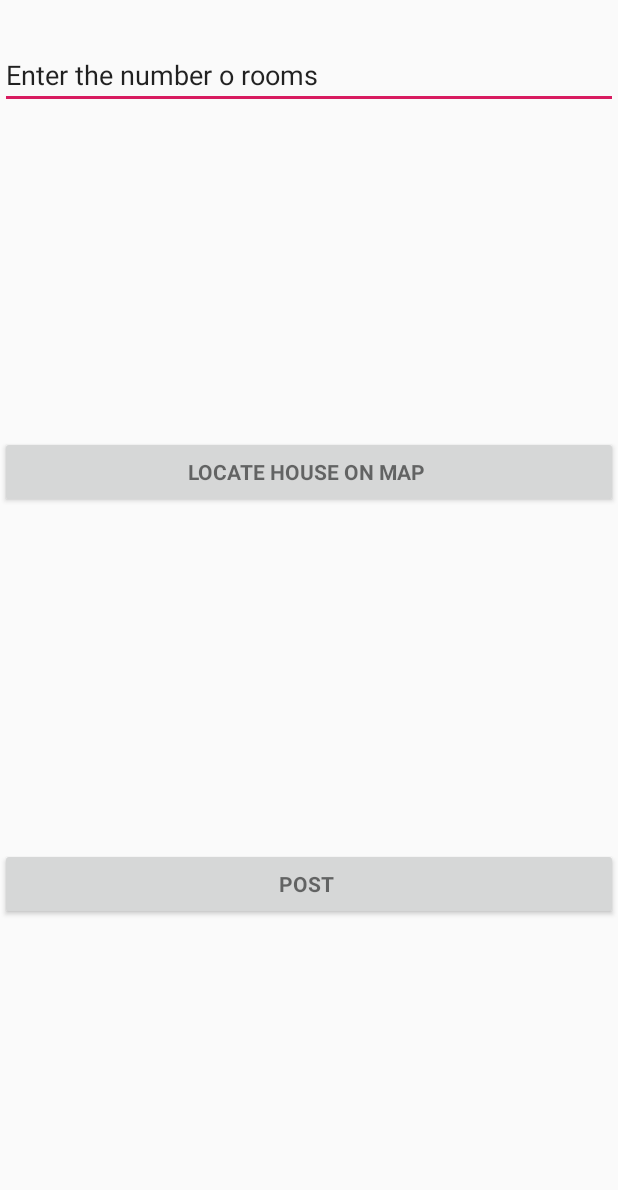
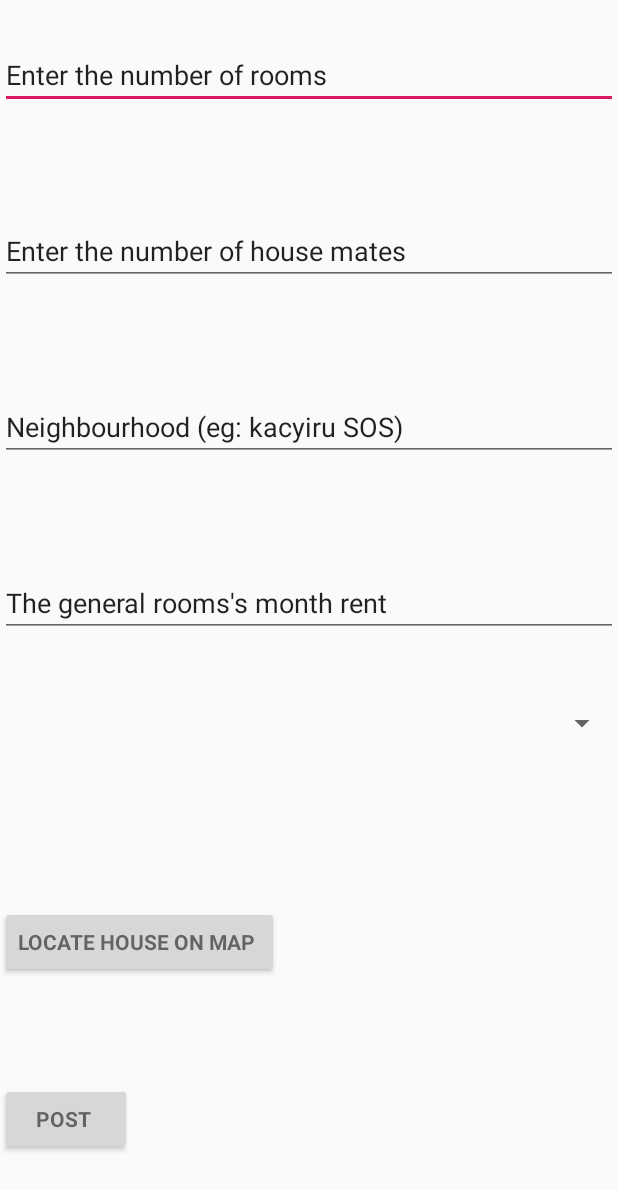
Before and after one commit to ceelogre/HouseHunt, an Android app: the layout fragment_post_a_house.xml on its own in the app's theme, with its tools: preview values and no code run, on a phone screen of 412 x 824 dp. Shown: the top 1190 px of the screen. Run offline under Robolectric (Android 15) with nearby library versions, the phone set to English and light mode, and no system bars.

Commit message:
modified the list item , and created the post house form

```diff
--- a/app/src/main/res/layout/fragment_post_a_house.xml
+++ b/app/src/main/res/layout/fragment_post_a_house.xml
@@ -23,7 +23,7 @@
         android:layout_height="match_parent">
 
         <LinearLayout
-            android:weightSum="3"
+            android:weightSum="7"
             android:id="@+id/email_login_form"
             android:layout_width="match_parent"
             android:layout_height="match_parent"
@@ -51,8 +51,101 @@
                        android:layout_marginTop="27dp"
                        android:ems="10"
                        android:inputType="textPersonName"
-                       android:text="Enter the number o rooms " />
+                       android:text="Enter the number of rooms " />
                </RelativeLayout>
+
+
+            </LinearLayout>
+            <LinearLayout
+                android:layout_weight="1"
+                android:orientation="vertical"
+                android:layout_width="match_parent"
+                android:layout_height="0dp">
+
+
+                <RelativeLayout
+                    android:layout_width="match_parent"
+                    android:layout_height="match_parent">
+
+                    <EditText
+                        android:id="@+id/housemates"
+                        android:layout_width="match_parent"
+                        android:layout_height="wrap_content"
+                        android:layout_alignParentStart="true"
+                        android:layout_alignParentTop="true"
+                        android:layout_marginStart="0dp"
+                        android:layout_marginTop="27dp"
+                        android:ems="10"
+                        android:inputType="textPersonName"
+                        android:text="Enter the number of house mates" />
+                </RelativeLayout>
+
+
+            </LinearLayout>
+            <LinearLayout
+                android:layout_weight="1"
+                android:orientation="vertical"
+                android:layout_width="match_parent"
+                android:layout_height="0dp">
+
+
+                <RelativeLayout
+                    android:layout_width="match_parent"
+                    android:layout_height="match_parent">
+
+                    <EditText
+                        android:id="@+id/neighbourHood"
+                        android:layout_width="match_parent"
+                        android:layout_height="wrap_content"
+                        android:layout_alignParentStart="true"
+                        android:layout_alignParentTop="true"
+                        android:layout_marginStart="0dp"
+                        android:layout_marginTop="27dp"
+                        android:ems="10"
+                        android:inputType="textPersonName"
+                        android:text="Neighbourhood (eg: kacyiru SOS)" />
+                </RelativeLayout>
+
+
+            </LinearLayout>
+            <LinearLayout
+                android:layout_weight="1"
+                android:orientation="vertical"
+                android:layout_width="match_parent"
+                android:layout_height="0dp">
+
+
+                <RelativeLayout
+                    android:layout_width="match_parent"
+                    android:layout_height="match_parent">
+
+                    <EditText
+                        android:id="@+id/rent"
+                        android:layout_width="match_parent"
+                        android:layout_height="wrap_content"
+                        android:layout_alignParentStart="true"
+                        android:layout_alignParentTop="true"
+                        android:layout_marginStart="0dp"
+                        android:layout_marginTop="27dp"
+                        android:ems="10"
+                        android:inputType="textPersonName"
+                        android:text="The general rooms's month rent " />
+                </RelativeLayout>
+
+
+            </LinearLayout>
+            <LinearLayout
+                android:layout_weight="1"
+                android:orientation="vertical"
+                android:layout_width="match_parent"
+                android:layout_height="0dp">
+
+
+                <Spinner
+                    android:id="@+id/house_mate_preferences"
+                    android:layout_width="match_parent"
+                    android:layout_height="wrap_content"
+                   />
 
 
             </LinearLayout>
@@ -66,7 +159,7 @@
                 <Button
                     android:id="@+id/locate"
                     style="?android:textAppearanceSmall"
-                    android:layout_width="match_parent"
+                    android:layout_width="wrap_content"
                     android:layout_height="wrap_content"
                     android:layout_gravity="bottom"
                     android:layout_marginTop="16dp"
@@ -85,7 +178,7 @@
                 <Button
                     android:id="@+id/postHouse"
                     style="?android:textAppearanceSmall"
-                    android:layout_width="match_parent"
+                    android:layout_width="wrap_content"
                     android:layout_height="wrap_content"
                     android:layout_gravity="bottom"
                     android:layout_marginTop="16dp"
--- a/app/src/main/res/layout/list_item.xml
+++ b/app/src/main/res/layout/list_item.xml
@@ -35,6 +35,11 @@
                 android:layout_width="wrap_content"
                 android:text="Item Description"
                 android:layout_height="wrap_content" />
+            <android.support.design.button.MaterialButton
+                android:layout_width="wrap_content"
+                android:layout_height="wrap_content"
+                android:text="Express Interest"/>
+
         </LinearLayout>
     </RelativeLayout>
 
```
